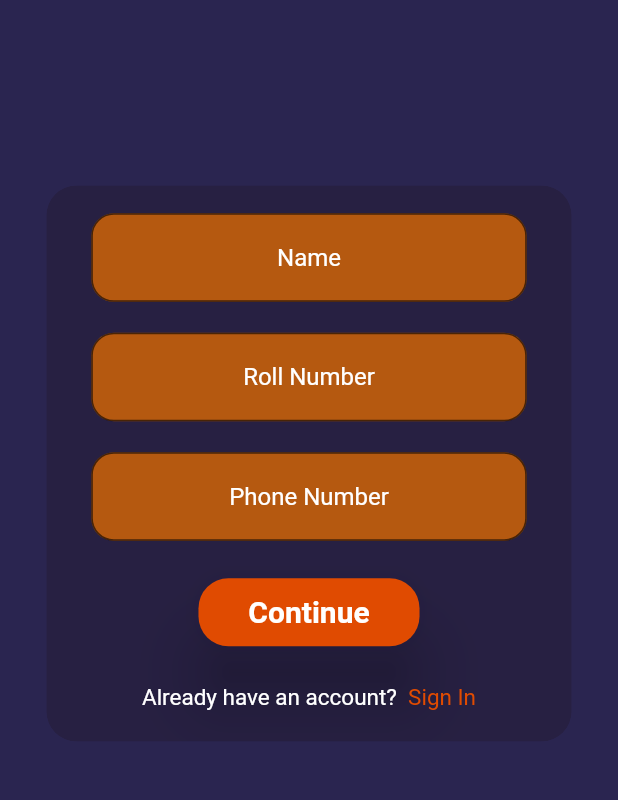
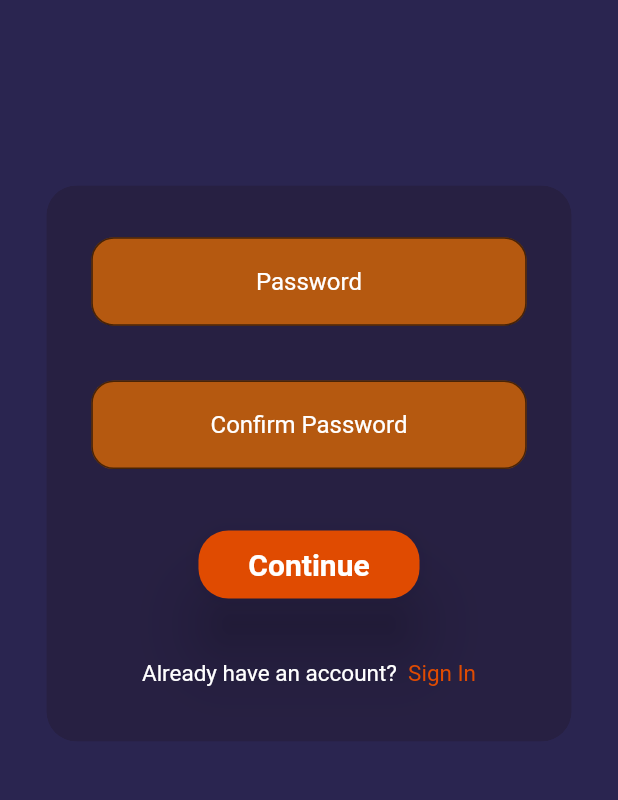
Before and after one commit to Tanujkarteek/Grabify, a Flutter app: the MySignUp screen opened directly, after a tap on "Continue", on a phone screen of 412 x 824 dp, the part 349-1149 px from its top. Run offline on Flutter 3.47's test engine with Material 2 defaults, Android fonts, the phone set to English and light mode, and no system bars; our stand-ins replace flutter_svg.

Commit message:
"Password page is completed and the password screen is added to the assets folder. The password page is added to the lib folder. The vector asset is modified to include the password screen. The sign up page is modified to include the password page."

```diff
--- a/lib/Models/vectorasset.dart
+++ b/lib/Models/vectorasset.dart
@@ -4,3 +4,4 @@ const logo = 'assets/images/Logo_final.svg';
 const planet = 'assets/images/planet_slice.svg';
 const wpage = 'assets/images/Welcome_page.svg';
 const signup = 'assets/images/SignUp_Page.svg';
+const pssdpage = 'assets/images/Password_Screen.svg';
--- /dev/null
+++ b/lib/Screens/password_page.dart
@@ -0,0 +1,269 @@
+// ignore_for_file: prefer_const_constructors, sized_box_for_whitespace, avoid_unnecessary_containers, prefer_typing_uninitialized_variables
+
+import 'package:flutter/gestures.dart';
+import 'package:flutter/material.dart';
+import 'package:flutter_svg/flutter_svg.dart';
+import 'package:grabify/Screens/welcome.dart';
+
+import '../Models/frostedglass.dart';
+import '../Models/hero_logo.dart';
+import '../Models/vectorasset.dart';
+
+class MyPssd extends StatefulWidget {
+  const MyPssd({super.key});
+
+  @override
+  State<MyPssd> createState() => _MyPssdState();
+}
+
+class _MyPssdState extends State<MyPssd> {
+  late String _password;
+
+  final _formKey = GlobalKey<FormState>();
+
+  @override
+  Widget build(BuildContext context) {
+    return GestureDetector(
+      onTap: () => FocusManager.instance.primaryFocus?.unfocus(),
+      child: Scaffold(
+        body: NotificationListener<OverscrollIndicatorNotification>(
+          onNotification: (OverscrollIndicatorNotification overscroll) {
+            overscroll.disallowIndicator();
+            return false;
+          },
+          child: SingleChildScrollView(
+            child: Container(
+              child: Stack(
+                children: <Widget>[
+                  SvgPicture.asset(
+                    pssdpage,
+                    height: MediaQuery.of(context).size.height,
+                    width: MediaQuery.of(context).size.width,
+                    fit: BoxFit.cover,
+                  ),
+                  Container(
+                    width: MediaQuery.of(context).size.width,
+                    child: Column(
+                      //mainAxisAlignment: MainAxisAlignment.center,
+                      crossAxisAlignment: CrossAxisAlignment.center,
+                      children: <Widget>[
+                        SizedBox(
+                            height: MediaQuery.of(context).size.height * 0.07),
+                        SizedBox(
+                            height: 175,
+                            child: FittedBox(
+                              fit: BoxFit.cover,
+                              child: Logo(),
+                            )),
+                        SizedBox(
+                            height: MediaQuery.of(context).size.height * 0.15),
+                        //Take inputs of name and roll number and phonenumber
+                        FrostedGlassBox(
+                          theWidth: MediaQuery.of(context).size.width * 0.85,
+                          theHeight: MediaQuery.of(context).size.height * 0.45,
+                          theChild: Container(
+                            height: MediaQuery.of(context).size.height * 0.4,
+                            child: Form(
+                              key: _formKey,
+                              child: Column(
+                                mainAxisAlignment:
+                                    MainAxisAlignment.spaceEvenly,
+                                children: [
+                                  Padding(
+                                    padding: const EdgeInsets.only(
+                                      left: 30.0,
+                                      right: 30.0,
+                                      top: 8.0,
+                                      bottom: 5.0,
+                                    ),
+                                    child: Container(
+                                      child: TextFormField(
+                                        style: TextStyle(color: Colors.white),
+                                        textDirection: TextDirection.ltr,
+                                        textAlign: TextAlign.center,
+                                        decoration: InputDecoration(
+                                          fillColor:
+                                              Color.fromRGBO(216, 103, 4, 0.8),
+                                          filled: true,
+                                          focusColor: Color.fromARGB(
+                                              204, 221, 167, 120),
+                                          border: OutlineInputBorder(
+                                            borderRadius:
+                                                BorderRadius.circular(15.0),
+                                            borderSide: BorderSide(
+                                                color: Colors.transparent),
+                                          ),
+                                          hintStyle:
+                                              TextStyle(color: Colors.white),
+                                          hintText: 'Password',
+                                        ),
+                                        obscureText: true,
+                                        //if a value is entred then validate it if it is greater that 8 charecter
+                                        validator: (value) {
+                                          if (value!.isEmpty) {
+                                            return 'Please enter a password';
+                                          }
+                                          if (value.length < 8) {
+                                            return 'Password must be atleast 8 charecters';
+                                          }
+                                          return null;
+                                        },
+                                        onSaved: (value) => _password = value!,
+                                      ),
+                                    ),
+                                  ),
+                                  Padding(
+                                    padding: const EdgeInsets.only(
+                                      left: 30.0,
+                                      right: 30.0,
+                                      top: 5.0,
+                                      bottom: 5.0,
+                                    ),
+                                    child: Container(
+                                      child: TextFormField(
+                                        style: TextStyle(color: Colors.white),
+                                        textDirection: TextDirection.ltr,
+                                        textAlign: TextAlign.center,
+                                        decoration: InputDecoration(
+                                          fillColor:
+                                              Color.fromRGBO(216, 103, 4, 0.8),
+                                          filled: true,
+                                          focusColor: Color.fromARGB(
+                                              204, 221, 167, 120),
+                                          border: OutlineInputBorder(
+                                            borderRadius:
+                                                BorderRadius.circular(15.0),
+                                            borderSide: BorderSide(
+                                                color: Colors.transparent),
+                                          ),
+                                          hintStyle:
+                                              TextStyle(color: Colors.white),
+                                          hintText: 'Confirm Password',
+                                        ),
+                                        obscureText: true,
+                                        //if a value is entred then validate it is equal to the password
+                                        validator: (value) {
+                                          if (value!.isEmpty) {
+                                            return 'Please re-enter the password';
+                                          }
+                                          if (value != _password) {
+                                            return 'Password does not match';
+                                          }
+                                          return null;
+                                        },
+                                      ),
+                                      // ),
+                                    ),
+                                  ),
+                                  Padding(
+                                    padding: const EdgeInsets.all(8.0),
+                                    child: ElevatedButton(
+                                      onPressed: () {
+                                        // if (_formKey.currentState.validate()) {
+                                        //   Navigator.push(
+                                        //       context,
+                                        //       MaterialPageRoute(
+                                        //           builder: (context) =>
+                                        //               MySignUp()));
+                                        // }
+
+                                        //if the form is valid then go to the next page
+                                        if (_formKey.currentState!.validate()) {
+                                          Navigator.push(
+                                              context,
+                                              MaterialPageRoute(
+                                                  builder: (context) =>
+                                                      WelcomePage()));
+                                        }
+                                      },
+                                      style: ButtonStyle(
+                                        backgroundColor:
+                                            MaterialStateProperty.all<Color>(
+                                                Color.fromARGB(
+                                                    255, 224, 75, 1)),
+                                        shape: MaterialStateProperty.all<
+                                                RoundedRectangleBorder>(
+                                            RoundedRectangleBorder(
+                                          borderRadius:
+                                              BorderRadius.circular(20.0),
+                                        )),
+                                        elevation:
+                                            MaterialStateProperty.all<double>(
+                                                20),
+                                        overlayColor: MaterialStateProperty.all<
+                                                Color>(
+                                            Color.fromARGB(255, 100, 3, 114)),
+                                      ),
+                                      child: SizedBox(
+                                        width:
+                                            MediaQuery.of(context).size.width *
+                                                0.28,
+                                        height:
+                                            MediaQuery.of(context).size.height *
+                                                0.055,
+                                        child: Center(
+                                          child: Text(
+                                            "Continue",
+                                            style: TextStyle(
+                                              fontSize: 20,
+                                              fontWeight: FontWeight.bold,
+                                            ),
+                                          ),
+                                        ),
+                                      ),
+                                    ),
+                                  ),
+                                  Padding(
+                                    padding: const EdgeInsets.only(
+                                      left: 30.0,
+                                      right: 30.0,
+                                      top: 5.0,
+                                      bottom: 10.0,
+                                    ),
+                                    child: RichText(
+                                      text: TextSpan(
+                                        children: <TextSpan>[
+                                          TextSpan(
+                                              style: TextStyle(
+                                                  color: Colors.white,
+                                                  fontSize: 15),
+                                              text:
+                                                  'Already have an account?  '),
+                                          TextSpan(
+                                            text: 'Sign In',
+                                            style: TextStyle(
+                                              color: Color.fromARGB(
+                                                  255, 224, 75, 1),
+                                              fontSize: 15,
+                                            ),
+                                            recognizer: TapGestureRecognizer()
+                                              ..onTap = () {
+                                                Navigator.push(
+                                                  context,
+                                                  MaterialPageRoute(
+                                                      builder: (context) =>
+                                                          WelcomePage()),
+                                                );
+                                              },
+                                          ),
+                                        ],
+                                      ),
+                                    ),
+                                  ),
+                                ],
+                              ),
+                            ),
+                          ),
+                        ),
+                      ],
+                    ),
+                  ),
+                ],
+              ),
+            ),
+          ),
+        ),
+      ),
+    );
+  }
+}
--- a/lib/Screens/sign_up.dart
+++ b/lib/Screens/sign_up.dart
@@ -4,6 +4,7 @@ import 'package:flutter/gestures.dart';
 import 'package:flutter/material.dart';
 import 'package:flutter_svg/flutter_svg.dart';
 import 'package:grabify/Models/frostedglass.dart';
+import 'package:grabify/Screens/password_page.dart';
 import 'package:grabify/Screens/welcome.dart';
 import '../Models/hero_logo.dart';
 import '../Models/vectorasset.dart';
@@ -178,8 +179,7 @@ class _MySignUpState extends State<MySignUp> {
                                       Navigator.push(
                                           context,
                                           MaterialPageRoute(
-                                              builder: (context) =>
-                                                  MySignUp()));
+                                              builder: (context) => MyPssd()));
                                     },
                                     style: ButtonStyle(
                                       backgroundColor:
@@ -223,7 +223,8 @@ class _MySignUpState extends State<MySignUp> {
                                     bottom: 10.0,
                                   ),
                                   child: RichText(
-                                      text: TextSpan(children: <TextSpan>[
+                                    text: TextSpan(
+                                      children: <TextSpan>[
                                         TextSpan(
                                             style: TextStyle(
                                                 color: Colors.white,
@@ -242,11 +243,14 @@ class _MySignUpState extends State<MySignUp> {
                                                 context,
                                                 MaterialPageRoute(
                                                     builder: (context) =>
-                                                          WelcomePage()));
+                                                        WelcomePage()),
+                                              );
                                             },
                                         ),
-                                      ]),
-                                    )),
+                                      ],
+                                    ),
+                                  ),
+                                ),
                               ],
                             ),
                           ),
--- a/pubspec.yaml
+++ b/pubspec.yaml
@@ -65,6 +65,7 @@ flutter:
     - assets/images/planet_slice.svg
     - assets/images/Welcome_page.svg
     - assets/images/SignUp_Page.svg
+    - assets/images/Password_Screen.svg
 
   # An image asset can refer to one or more resolution-specific "variants", see
   # https://flutter.dev/assets-and-images/#resolution-aware
```
Also changed, not shown: assets/images/Password_Screen.svg (added). Lines whose indentation alone changed are shown as unchanged.
